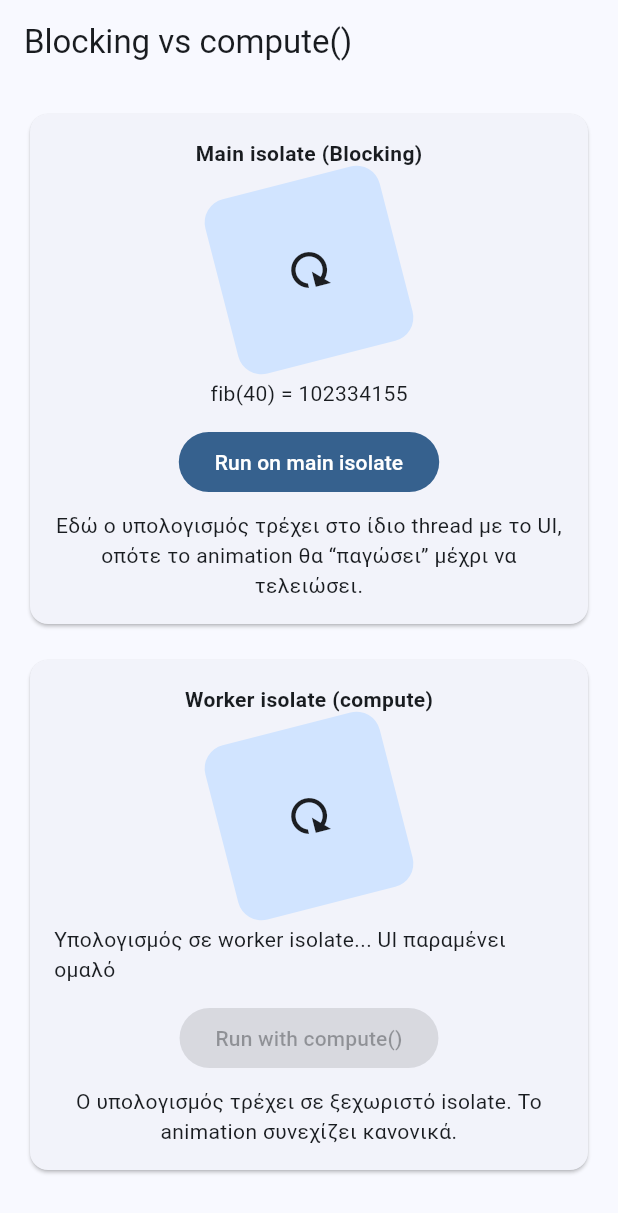
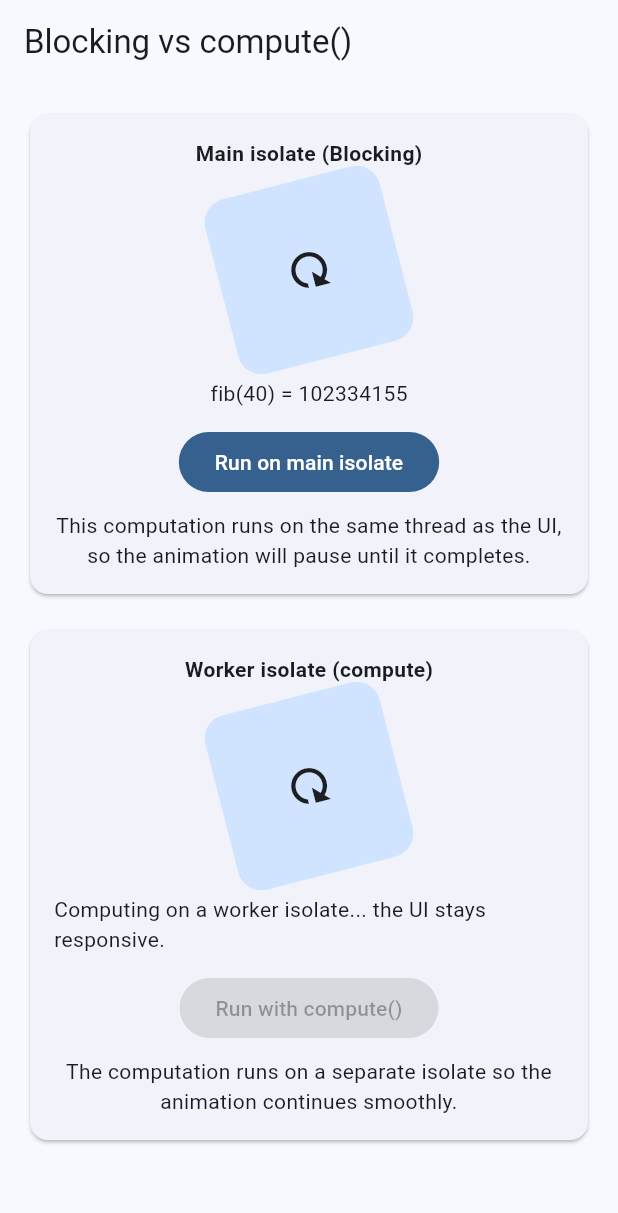
Before and after one commit to DansVirus/flutter-dart-demos, a Flutter app: the screen it shows after launch, after a tap on "Run on main isolate", after a tap on "Run with compute()", on a phone screen of 412 x 824 dp. Shown: the top 1213 px of the screen. Run offline on Flutter 3.47's test engine with Material 3 defaults, Android fonts, the phone set to English and light mode, and no system bars.

Commit message:
Flutter demo added

```diff
--- a/examples/flutter/lib/main.dart
+++ b/examples/flutter/lib/main.dart
@@ -2,7 +2,16 @@ import 'dart:math' as math;
 import 'package:flutter/material.dart';
 import 'package:flutter/foundation.dart'; // compute
 
-// Σκόπιμα αργός Fibonacci (CPU-bound)
+/// Why this is CPU-heavy for n = 40:
+/// - This naive recursion recomputes the same subproblems many times
+///   (it has exponential time complexity ~ O(phi^n), where phi ≈ 1.618).
+/// - For n = 40, the call tree explodes into millions of recursive calls.
+/// - That level of CPU work will *block* the UI if done on the main isolate,
+///   causing visible jank or a frozen animation.
+/// - Running it via `compute(...)` offloads the work to a worker isolate so the
+///   UI isolate stays responsive.
+
+// Fibonacci (CPU-bound)
 int slowFib(int n) {
   if (n <= 1) return n;
   return slowFib(n - 1) + slowFib(n - 2);
@@ -60,7 +69,7 @@ class IsolatesVisualDemo extends StatelessWidget {
   }
 }
 
-/// Panel 1: Τρέχει slowFib στο main isolate -> το animation θα κολλάει όσο διαρκεί ο υπολογισμός.
+/// Panel 1: Run slowFib on main isolate -> animation will stutter/freeze while computes.
 class _BlockingPanel extends StatefulWidget {
   const _BlockingPanel({super.key});
 
@@ -89,10 +98,10 @@ class _BlockingPanelState extends State<_BlockingPanel>
     super.dispose();
   }
 
+  // Intentionally runs the heavy computation on the UI isolate to demonstrate blocking.
   void _runBlocking() {
     setState(() => busy = true);
-    // ΣΚΟΠΙΜΑ στο main isolate: θα παγώσει το UI κι αυτό το animation.
-    final r = slowFib(40); // προσαρμόστε (30–42) ανάλογα με τη συσκευή
+    final r = slowFib(40);
     setState(() {
       result = r;
       busy = false;
@@ -113,7 +122,7 @@ class _BlockingPanelState extends State<_BlockingPanel>
             const SizedBox(height: 8),
             _Spinner(controller: _ac),
             const SizedBox(height: 12),
-            if (busy) const Text('Υπολογισμός στο main isolate... το UI θα κολλήσει'),
+            if (busy) const Text('Computing on UI isolate... the UI freeze.'),
             if (!busy && result != null) Text('fib(40) = $result'),
             const SizedBox(height: 12),
             FilledButton(
@@ -122,8 +131,8 @@ class _BlockingPanelState extends State<_BlockingPanel>
             ),
             const SizedBox(height: 8),
             const Text(
-              'Εδώ ο υπολογισμός τρέχει στο ίδιο thread με το UI, '
-                  'οπότε το animation θα “παγώσει” μέχρι να τελειώσει.',
+              'This computation runs on the same thread as the UI, '
+                  'so the animation will pause until it completes.',
               textAlign: TextAlign.center,
             ),
           ],
@@ -133,7 +142,15 @@ class _BlockingPanelState extends State<_BlockingPanel>
   }
 }
 
-/// Panel 2: Τρέχει slowFib σε worker isolate με compute -> το animation μένει ομαλό.
+/// Panel 2: Runs `slowFib` on a worker isolate via `compute(...)` → the animation remains smooth.
+///
+/// Why `compute`:
+/// - Spawns a temporary isolate, executes the callback with the provided input,
+///   and returns the result back to the main isolate.
+/// - Keeps the UI thread free to render frames.
+///
+/// Modern alternative:
+/// - `await Isolate.run(() => slowFib(40));` offers a clean API for one-off tasks.
 class _ComputePanel extends StatefulWidget {
   const _ComputePanel({super.key});
 
@@ -162,10 +179,10 @@ class _ComputePanelState extends State<_ComputePanel>
     super.dispose();
   }
 
+  /// Offloads the heavy computation to a worker isolate using `compute`.
   Future<void> _runWithCompute() async {
     setState(() => busy = true);
-    // Με isolate: UI παραμένει responsive.
-    final r = await compute(slowFib, 40); // προσαρμόστε (30–42) ανάλογα με τη συσκευή
+    final r = await compute(slowFib, 40);
     if (!mounted) return;
     setState(() {
       result = r;
@@ -187,7 +204,7 @@ class _ComputePanelState extends State<_ComputePanel>
             const SizedBox(height: 8),
             _Spinner(controller: _ac),
             const SizedBox(height: 12),
-            if (busy) const Text('Υπολογισμός σε worker isolate... UI παραμένει ομαλό'),
+            if (busy) const Text('Computing on a worker isolate... the UI stays responsive.'),
             if (!busy && result != null) Text('fib(40) = $result'),
             const SizedBox(height: 12),
             FilledButton(
@@ -196,7 +213,7 @@ class _ComputePanelState extends State<_ComputePanel>
             ),
             const SizedBox(height: 8),
             const Text(
-              'Ο υπολογισμός τρέχει σε ξεχωριστό isolate. Το animation συνεχίζει κανονικά.',
+              'The computation runs on a separate isolate so the animation continues smoothly.',
               textAlign: TextAlign.center,
             ),
           ],
@@ -206,7 +223,7 @@ class _ComputePanelState extends State<_ComputePanel>
   }
 }
 
-/// Ένα απλό “οπτικό” τεστ: περιστρεφόμενο τετράγωνο που θα φανεί αν σπάει/παγώνει.
+/// A simple visual indicator (rotating square) that makes UI jank obvious if the UI thread is blocked.
 class _Spinner extends StatelessWidget {
   final AnimationController controller;
   const _Spinner({required this.controller});
```
